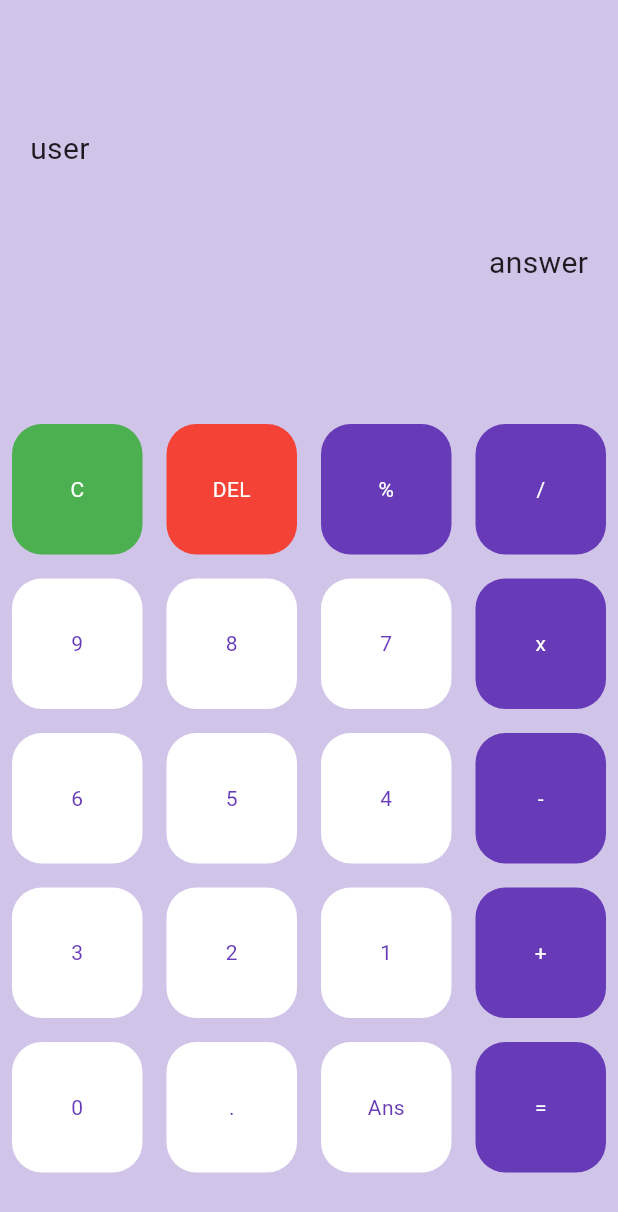
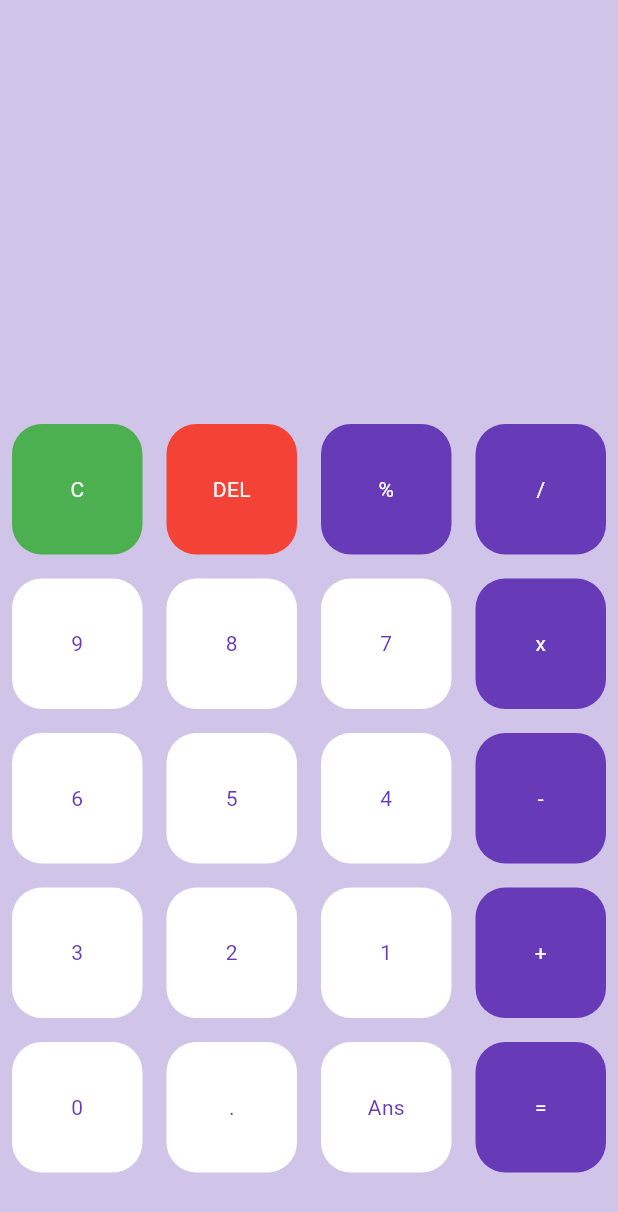
Before and after one commit to jekshelby/ProjectMobileKLP4, a Flutter app: the screen it shows after launch, on a phone screen of 412 x 824 dp. Shown: the top 1212 px of the screen. Run offline on Flutter 3.47's test engine with Material 3 defaults, Android fonts, the phone set to English and light mode, and no system bars.

```diff
--- a/calculator/lib/button.dart
+++ b/calculator/lib/button.dart
@@ -4,8 +4,15 @@ class MyButton extends StatefulWidget {
   final Color color;
   final Color textColor;
   final String buttonText;
+  final VoidCallback? buttonTapped;
 
-  MyButton({this.color = Colors.blue, this.buttonText = "Button", this.textColor = Colors.white});
+  const MyButton({
+    Key? key,
+    this.color = Colors.blue,
+    this.textColor = Colors.white,
+    this.buttonText = "Button",
+    this.buttonTapped,
+  }) : super(key: key);
 
   @override
   _MyButtonState createState() => _MyButtonState();
@@ -14,7 +21,9 @@ class MyButton extends StatefulWidget {
 class _MyButtonState extends State<MyButton> {
   @override
   Widget build(BuildContext context) {
-    return Padding(
+    return GestureDetector(
+      onTap: widget.buttonTapped,
+      child: Padding(
         padding: const EdgeInsets.all(8.0), // Tambahkan padding
         child: Container(
           decoration: BoxDecoration(
@@ -28,6 +37,7 @@ class _MyButtonState extends State<MyButton> {
             ),
           ),
         ),
+      ),
     );
   }
 }
--- a/calculator/lib/main.dart
+++ b/calculator/lib/main.dart
@@ -20,8 +20,8 @@ class HomePage extends StatefulWidget {
 }
 
 class _HomePageState extends State<HomePage> {
-  var userQuestion = 'user';
-  var userAnswer = 'answer';
+  var userQuestion = '';
+  var userAnswer = '';
   final myTextStyle = TextStyle(fontSize: 30, color: Colors.deepPurple[900]);
 
   final List<String> buttons = [
@@ -89,20 +89,33 @@ class _HomePageState extends State<HomePage> {
             gridDelegate:
                 SliverGridDelegateWithFixedCrossAxisCount(crossAxisCount: 4),
             itemBuilder: (BuildContext context, int index) {
+
+              //Clear Button
               if (index == 0) {
                 return MyButton(
                   buttonText: buttons[index],
                   color: Colors.green,
                   textColor: Colors.white,
                 );
-              } else if (index == 1) {
+              }
+
+              //Delete Button
+              else if (index == 1) {
                 return MyButton(
                   buttonText: buttons[index],
                   color: Colors.red,
                   textColor: Colors.white,
                 );
-              } else {
+              }
+
+              //Rest of the buttons
+              else {
                 return MyButton(
+                  buttonTapped: (){
+                    setState(() {
+                      userQuestion += buttons[index];
+                    });
+                  },
                   buttonText: buttons[index],
                   color: isOperator(buttons[index])
                       ? Colors.deepPurple
```
Lines whose indentation alone changed are shown as unchanged.
